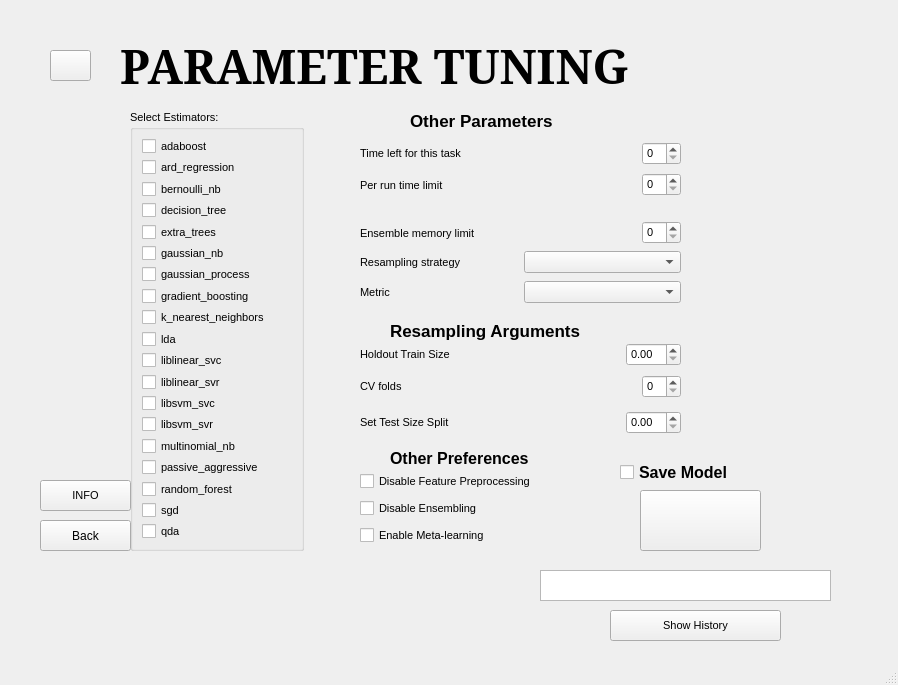
Above: guiv1.ui from ggrkp/projectv1 before the change. Below: the same form after it.
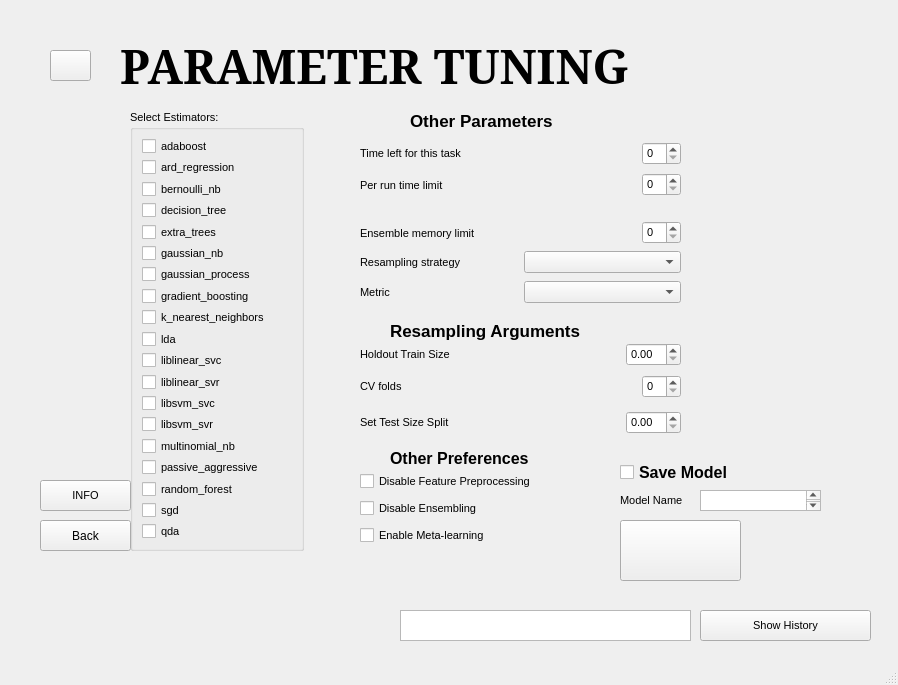
That is the form after the change. Icons and pictures are not drawn.

Diff of the .ui file:
```diff
--- a/guiv1.ui
+++ b/guiv1.ui
@@ -1255,8 +1255,8 @@
      <widget class="QPushButton" name="run_Button">
       <property name="geometry">
        <rect>
-        <x>600</x>
-        <y>470</y>
+        <x>580</x>
+        <y>500</y>
         <width>121</width>
         <height>61</height>
        </rect>
@@ -1316,7 +1316,7 @@
      <widget class="QPushButton" name="hist_btn">
       <property name="geometry">
        <rect>
-        <x>570</x>
+        <x>660</x>
         <y>590</y>
         <width>171</width>
         <height>31</height>
@@ -1332,13 +1332,36 @@
      <widget class="QTextEdit" name="result_text">
       <property name="geometry">
        <rect>
-        <x>500</x>
-        <y>550</y>
+        <x>360</x>
+        <y>590</y>
         <width>291</width>
         <height>31</height>
        </rect>
       </property>
      </widget>
+     <widget class="QTextEdit" name="model_text">
+      <property name="geometry">
+       <rect>
+        <x>660</x>
+        <y>470</y>
+        <width>121</width>
+        <height>21</height>
+       </rect>
+      </property>
+     </widget>
+     <widget class="QLabel" name="label_36">
+      <property name="geometry">
+       <rect>
+        <x>580</x>
+        <y>470</y>
+        <width>81</width>
+        <height>20</height>
+       </rect>
+      </property>
+      <property name="text">
+       <string>Model Name</string>
+      </property>
+     </widget>
     </widget>
     <widget class="QWidget" name="page_4">
      <widget class="QTabWidget" name="tabWidget">
```
Left out of the diff: 2 changed lines with no effect on the pictures.
